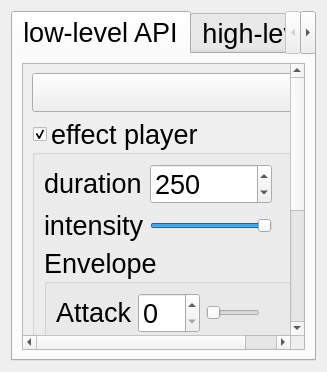
qtproject/qt-mobility, file examples/hapticsplayer/dialog.ui: the form before one commit.
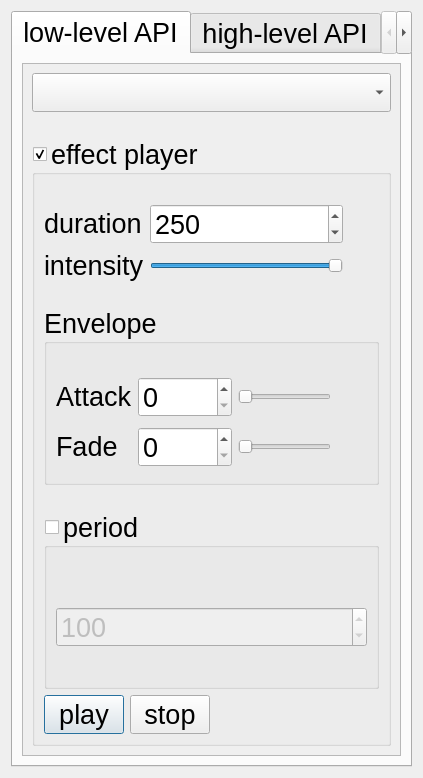
The form after the commit.

Commit message:
Add some maemo5 specific spacing to hapticsplayer example
Due to QGroupBox/QLayouts not being given enough space to render their
titles on maemo5

Diff of the .ui file:
```diff
--- a/examples/hapticsplayer/dialog.ui
+++ b/examples/hapticsplayer/dialog.ui
@@ -6,8 +6,8 @@
    <rect>
     <x>0</x>
     <y>0</y>
-    <width>327</width>
-    <height>372</height>
+    <width>423</width>
+    <height>778</height>
    </rect>
   </property>
   <property name="font">
@@ -38,9 +38,9 @@
           <property name="geometry">
            <rect>
             <x>0</x>
-            <y>-152</y>
-            <width>267</width>
-            <height>446</height>
+            <y>0</y>
+            <width>379</width>
+            <height>700</height>
            </rect>
           </property>
           <layout class="QVBoxLayout" name="verticalLayout_6">
@@ -54,6 +54,22 @@
              </property>
             </widget>
            </item>
+           <item>
+            <spacer name="verticalSpacer_3">
+             <property name="orientation">
+              <enum>Qt::Vertical</enum>
+             </property>
+             <property name="sizeType">
+              <enum>QSizePolicy::Maximum</enum>
+             </property>
+             <property name="sizeHint" stdset="0">
+              <size>
+               <width>20</width>
+               <height>20</height>
+              </size>
+             </property>
+            </spacer>
+           </item>
            <item>
             <widget class="QGroupBox" name="enabled">
              <property name="sizePolicy">
@@ -72,6 +88,22 @@
               <bool>true</bool>
              </property>
              <layout class="QVBoxLayout" name="verticalLayout_5">
+              <item>
+               <spacer name="verticalSpacer_4">
+                <property name="orientation">
+                 <enum>Qt::Vertical</enum>
+                </property>
+                <property name="sizeType">
+                 <enum>QSizePolicy::Preferred</enum>
+                </property>
+                <property name="sizeHint" stdset="0">
+                 <size>
+                  <width>20</width>
+                  <height>20</height>
+                 </size>
+                </property>
+               </spacer>
+              </item>
               <item>
                <layout class="QGridLayout" name="gridLayout_3">
                 <item row="0" column="0">
@@ -153,6 +185,22 @@
                 </item>
                </layout>
               </item>
+              <item>
+               <spacer name="verticalSpacer_2">
+                <property name="orientation">
+                 <enum>Qt::Vertical</enum>
+                </property>
+                <property name="sizeType">
+                 <enum>QSizePolicy::Maximum</enum>
+                </property>
+                <property name="sizeHint" stdset="0">
+                 <size>
+                  <width>20</width>
+                  <height>20</height>
+                 </size>
+                </property>
+               </spacer>
+              </item>
               <item>
                <widget class="QGroupBox" name="envelope">
                 <property name="sizePolicy">
@@ -168,7 +216,7 @@
                  <bool>true</bool>
                 </property>
                 <layout class="QGridLayout" name="gridLayout">
-                 <item row="0" column="0">
+                 <item row="2" column="0">
                   <widget class="QLabel" name="label_4">
                    <property name="sizePolicy">
                     <sizepolicy hsizetype="Preferred" vsizetype="Fixed">
@@ -181,7 +229,7 @@
                    </property>
                   </widget>
                  </item>
-                 <item row="0" column="1">
+                 <item row="2" column="1">
                   <widget class="QSpinBox" name="attackTime">
                    <property name="sizePolicy">
                     <sizepolicy hsizetype="Expanding" vsizetype="Fixed">
@@ -191,7 +239,7 @@
                    </property>
                   </widget>
                  </item>
-                 <item row="0" column="2">
+                 <item row="2" column="2">
                   <widget class="QSlider" name="attackIntensity">
                    <property name="maximum">
                     <number>1000</number>
@@ -201,7 +249,7 @@
                    </property>
                   </widget>
                  </item>
-                 <item row="1" column="0">
+                 <item row="4" column="0">
                   <widget class="QLabel" name="label_6">
                    <property name="sizePolicy">
                     <sizepolicy hsizetype="Preferred" vsizetype="Fixed">
@@ -214,7 +262,7 @@
                    </property>
                   </widget>
                  </item>
-                 <item row="1" column="1">
+                 <item row="4" column="1">
                   <widget class="QSpinBox" name="fadeTime">
                    <property name="sizePolicy">
                     <sizepolicy hsizetype="Expanding" vsizetype="Fixed">
@@ -224,7 +272,7 @@
                    </property>
                   </widget>
                  </item>
-                 <item row="1" column="2">
+                 <item row="4" column="2">
                   <widget class="QSlider" name="fadeIntensity">
                    <property name="maximum">
                     <number>1000</number>
@@ -234,7 +282,7 @@
                    </property>
                   </widget>
                  </item>
-                 <item row="1" column="3">
+                 <item row="4" column="3">
                   <widget class="QLabel" name="lblFadeIntensity">
                    <property name="minimumSize">
                     <size>
@@ -247,7 +295,7 @@
                    </property>
                   </widget>
                  </item>
-                 <item row="0" column="3">
+                 <item row="2" column="3">
                   <widget class="QLabel" name="lblAttackIntensity">
                    <property name="minimumSize">
                     <size>
@@ -260,9 +308,41 @@
                    </property>
                   </widget>
                  </item>
+                 <item row="1" column="1">
+                  <spacer name="verticalSpacer_5">
+                   <property name="orientation">
+                    <enum>Qt::Vertical</enum>
+                   </property>
+                   <property name="sizeType">
+                    <enum>QSizePolicy::Maximum</enum>
+                   </property>
+                   <property name="sizeHint" stdset="0">
+                    <size>
+                     <width>20</width>
+                     <height>20</height>
+                    </size>
+                   </property>
+                  </spacer>
+                 </item>
                 </layout>
                </widget>
               </item>
+              <item>
+               <spacer name="verticalSpacer_6">
+                <property name="orientation">
+                 <enum>Qt::Vertical</enum>
+                </property>
+                <property name="sizeType">
+                 <enum>QSizePolicy::Maximum</enum>
+                </property>
+                <property name="sizeHint" stdset="0">
+                 <size>
+                  <width>20</width>
+                  <height>20</height>
+                 </size>
+                </property>
+               </spacer>
+              </item>
               <item>
                <widget class="QGroupBox" name="grpPeriod">
                 <property name="sizePolicy">
@@ -284,6 +364,22 @@
                  <bool>false</bool>
                 </property>
                 <layout class="QVBoxLayout" name="verticalLayout_3">
+                 <item>
+                  <spacer name="verticalSpacer_7">
+                   <property name="orientation">
+                    <enum>Qt::Vertical</enum>
+                   </property>
+                   <property name="sizeType">
+                    <enum>QSizePolicy::Maximum</enum>
+                   </property>
+                   <property name="sizeHint" stdset="0">
+                    <size>
+                     <width>20</width>
+                     <height>20</height>
+                    </size>
+                   </property>
+                  </spacer>
+                 </item>
                  <item>
                   <widget class="QSpinBox" name="period">
                    <property name="sizePolicy">
```
Left out of the diff: 8 changed lines with no effect on the pictures. The commit also changes 1 other file.
